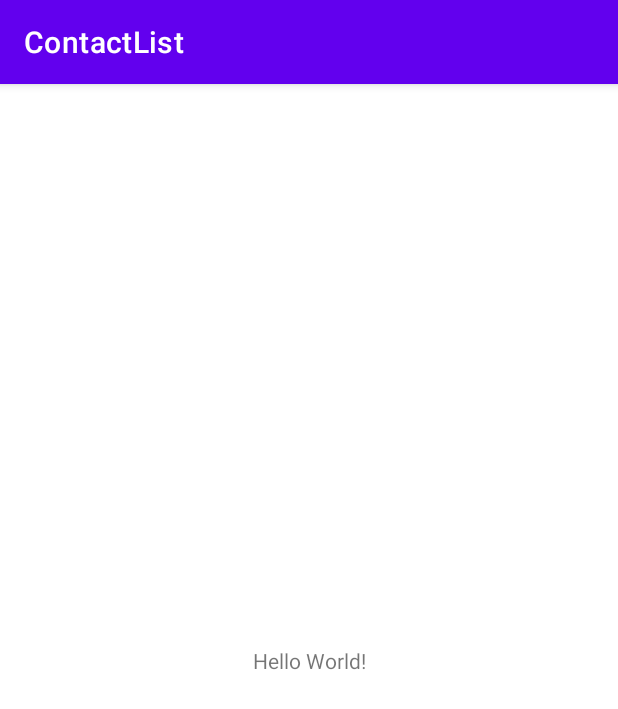
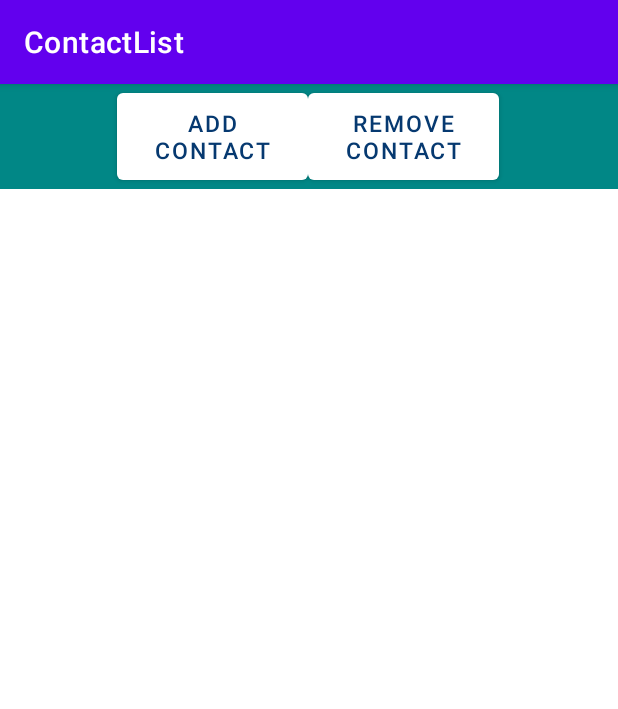
Before and after one commit to yashgit09/ContactList, an Android app: the screen it shows after launch (MainActivity), on a phone screen of 412 x 824 dp. Shown: the top 709 px of the screen. Run offline under Robolectric (Android 15) with nearby library versions, the phone set to English and light mode, and no system bars.

Commit message:
activity_main.xml -> add buttons to add/remove colors.xml -> Add Color for button text Customer Adapter -> MANAGE LIST Dimensions -> for defining size attribute Layout.xml -> list view

```diff
--- a/app/src/main/java/com/example/contactlist/MainActivity.java
+++ b/app/src/main/java/com/example/contactlist/MainActivity.java
@@ -3,12 +3,24 @@ package com.example.contactlist;
 import androidx.appcompat.app.AppCompatActivity;
 
 import android.os.Bundle;
+import android.widget.ListView;
+
+import java.util.ArrayList;
+import java.util.Arrays;
 
 public class MainActivity extends AppCompatActivity {
+
+    private ListView contactListView;
+    private ArrayList<String> contacts;
+    ArrayList<Integer> contactIcons;
+    CustomAdapter customAdapter;
 
     @Override
     protected void onCreate(Bundle savedInstanceState) {
         super.onCreate(savedInstanceState);
         setContentView(R.layout.activity_main);
+
+        contacts = new ArrayList(Arrays.asList("John Doe","Emily Clark","John Smith", "Paul", "Paulin","rob"));
+        contactIcons = new ArrayList(Arrays.asList(R.drawable.blue_male,R.drawable.blue_female,R.drawable.blue_profile_pic,R.drawable.red_male,R.drawable.red_female,R.drawable.red_profile_pic));
     }
 }
--- a/app/src/main/res/layout/activity_main.xml
+++ b/app/src/main/res/layout/activity_main.xml
@@ -6,13 +6,44 @@
     android:layout_height="match_parent"
     tools:context=".MainActivity">
 
-    <TextView
-        android:layout_width="wrap_content"
-        android:layout_height="wrap_content"
-        android:text="Hello World!"
-        app:layout_constraintBottom_toBottomOf="parent"
-        app:layout_constraintLeft_toLeftOf="parent"
-        app:layout_constraintRight_toRightOf="parent"
-        app:layout_constraintTop_toTopOf="parent" />
+    <LinearLayout
+        android:layout_width="414dp"
+        android:layout_height="731dp"
+        android:orientation="vertical"
+        app:layout_constraintBaseline_toBottomOf="parent"
+        app:layout_constraintEnd_toEndOf="parent"
+        app:layout_constraintHorizontal_bias="1.0"
+        app:layout_constraintStart_toStartOf="parent"
+        app:layout_constraintTop_toTopOf="parent">
+
+        <LinearLayout
+            android:layout_width="match_parent"
+            android:layout_height="70dp"
+            android:background="@color/teal_700"
+            android:gravity="center"
+            android:textAlignment="center">
+
+            <Button
+                android:id="@+id/addContact"
+                android:layout_width="127dp"
+                android:layout_height="match_parent"
+                android:text="Add Contact"
+                android:textColor="@color/dark_blue"
+                android:textSize="@dimen/buttonText"
+                app:backgroundTint="@color/white" />
+            <Button
+                android:id="@+id/removeContact"
+                android:layout_width="127dp"
+                android:layout_height="match_parent"
+                android:text="Remove Contact"
+                android:textColor="@color/dark_blue"
+                android:textSize="@dimen/buttonText"
+                app:backgroundTint="@color/white" />
+
+        </LinearLayout>
+
+
+
+    </LinearLayout>
 
 </androidx.constraintlayout.widget.ConstraintLayout>
--- a/app/src/main/res/values/colors.xml
+++ b/app/src/main/res/values/colors.xml
@@ -7,4 +7,5 @@
     <color name="teal_700">#FF018786</color>
     <color name="black">#FF000000</color>
     <color name="white">#FFFFFFFF</color>
+    <color name="dark_blue">#063970</color>
 </resources>
--- /dev/null
+++ b/app/src/main/res/values/dimensions.xml
@@ -0,0 +1,5 @@
+<?xml version="1.0" encoding="utf-8"?>
+<resources>
+    <dimen name="buttonText">15sp</dimen>
+    <dimen name="buttonFunc">34sp</dimen>
+</resources>
```
Also changed, not shown: app/src/main/java/com/example/contactlist/CustomAdapter.java (added, +58 -0 lines), app/src/main/res/layout/layout.xml (added, +21 -0 lines), app/src/main/res/drawable/blue_female.png (added), app/src/main/res/drawable/blue_male.png (added), app/src/main/res/drawable/blue_profile_pic.png (added), app/src/main/res/drawable/red_female.png (added), app/src/main/res/drawable/red_male.png (added), app/src/main/res/drawable/red_profile_pic.png (added).
